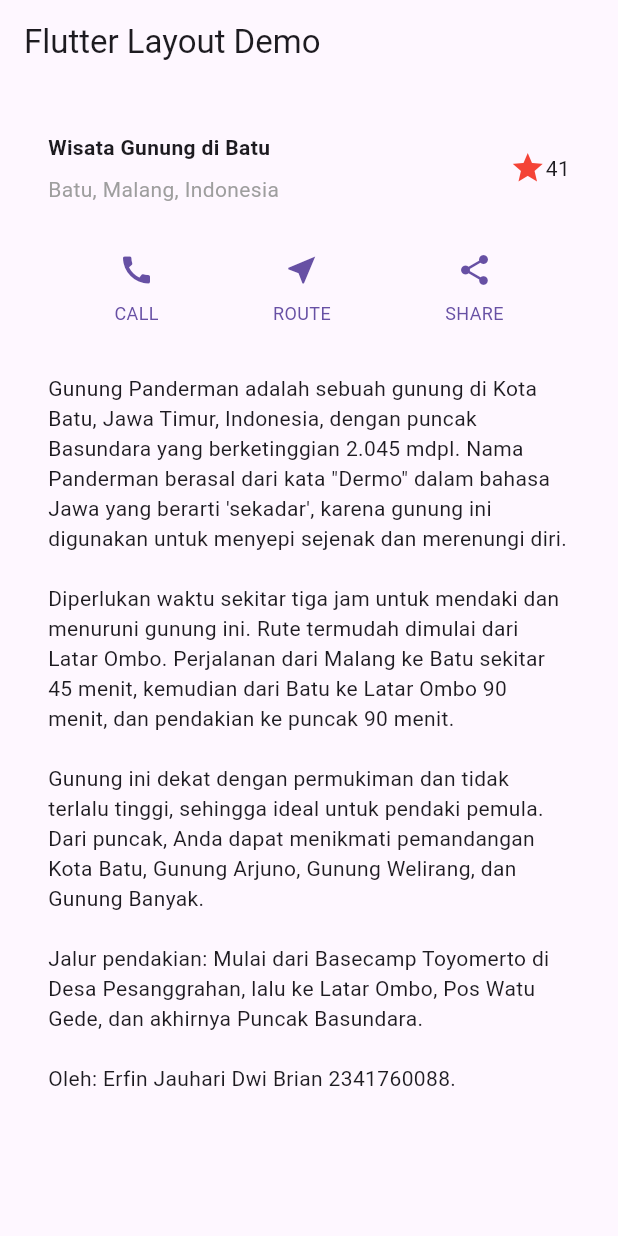
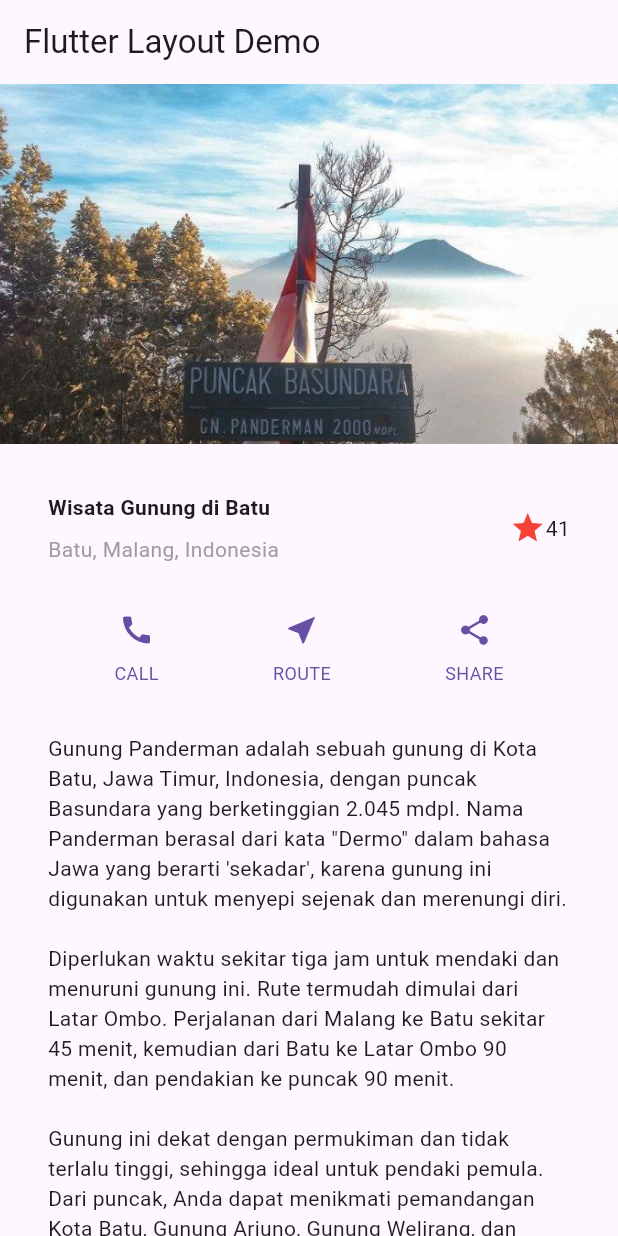
Before and after one commit to eerfinn/flutter-layout-navigation, a Flutter app: the screen it shows after launch, on a phone screen of 412 x 824 dp. Run offline on Flutter 3.47's test engine with Material 3 defaults, Android fonts, the phone set to English and light mode, and no system bars.

Commit message:
Praktikum 4: Langkah 2 - Tambahkan gambar ke body

```diff
--- a/lib/main.dart
+++ b/lib/main.dart
@@ -64,7 +64,16 @@ class MyApp extends StatelessWidget {
       title: 'Flutter layout: Erfin Jauhari Dwi Brian 2341760088',
       home: Scaffold(
         appBar: AppBar(title: const Text('Flutter Layout Demo')),
-        body: Column(children: [titleSection, buttonSection, textSection]),
+        body: Column(children: [
+          Image.asset(
+            'images/gunung-panderman.jpg',
+            width: 600,
+            height: 240,
+            fit: BoxFit.cover,
+            ),
+            titleSection,
+            buttonSection,
+            textSection]),
       ),
     );
   }
--- a/pubspec.yaml
+++ b/pubspec.yaml
@@ -59,7 +59,7 @@ flutter:
 
   # To add assets to your application, add an assets section, like this:
   assets:
-  - images/puncak-basundara-gunung-panderman.jpg
+   - images/gunung-panderman.jpg
   #   - images/a_dot_ham.jpeg
 
   # An image asset can refer to one or more resolution-specific "variants", see
```
Also changed, not shown: images/10.png (added), images/gunung-panderman.jpg (renamed from images/puncak-basundara-gunung-panderman.jpg), 1 other file.
